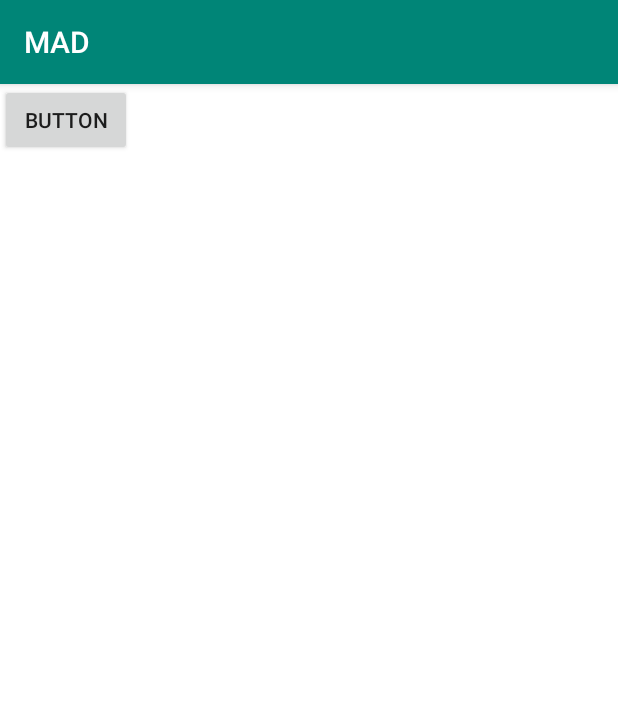
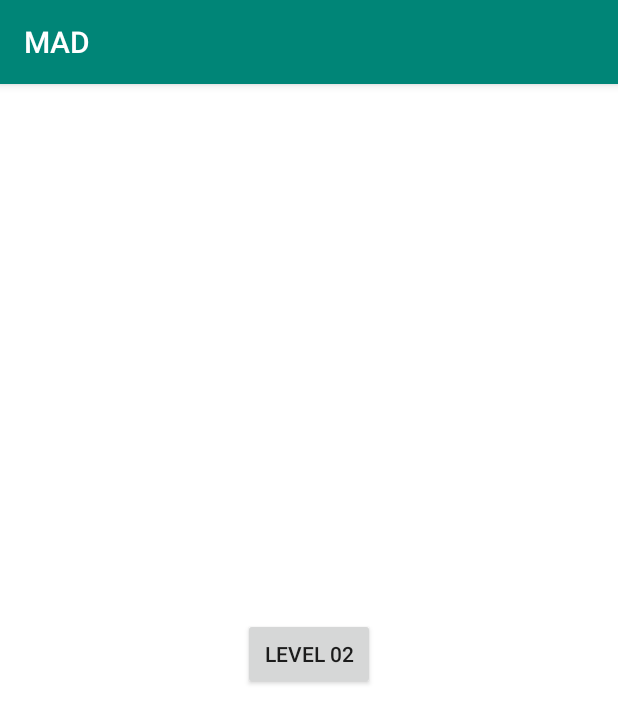
Before and after one commit to charithabw/MAD, an Android app: the screen it shows after launch (Level_02), on a phone screen of 412 x 824 dp. Shown: the top 723 px of the screen. Run offline under Robolectric (Android 15) with nearby library versions, the phone set to English and light mode, and no system bars.

Commit message:
new button added

```diff
--- a/app/src/main/res/layout/activity_level_02.xml
+++ b/app/src/main/res/layout/activity_level_02.xml
@@ -11,7 +11,12 @@
         android:id="@+id/button3"
         android:layout_width="wrap_content"
         android:layout_height="wrap_content"
-        android:text="Button"
-        tools:layout_editor_absoluteX="139dp"
-        tools:layout_editor_absoluteY="199dp" />
+        android:layout_marginStart="8dp"
+        android:layout_marginEnd="8dp"
+        android:layout_marginBottom="8dp"
+        android:text="Level 02"
+        app:layout_constraintBottom_toBottomOf="parent"
+        app:layout_constraintEnd_toEndOf="parent"
+        app:layout_constraintStart_toStartOf="parent"
+        app:layout_constraintTop_toTopOf="parent" />
 </android.support.constraint.ConstraintLayout>
```
Also changed, not shown: app/src/main/res/layout/activity_level_03.xml (+12 -0 lines), app/src/main/res/layout/activity_splash.xml (+16 -1 lines).
